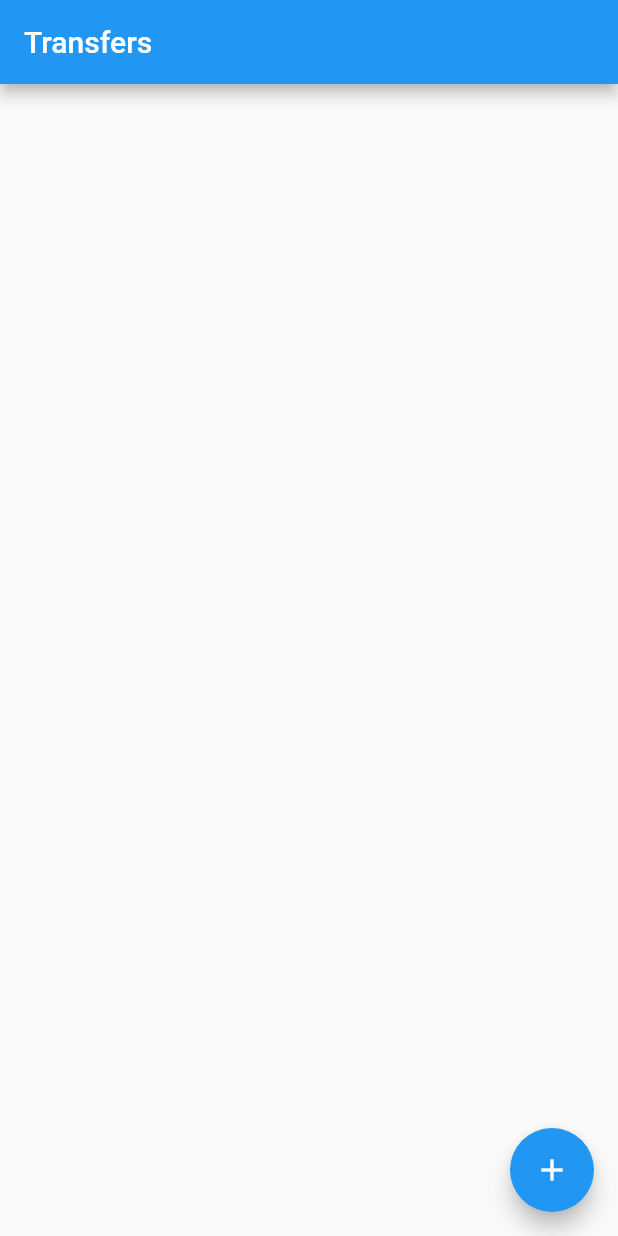
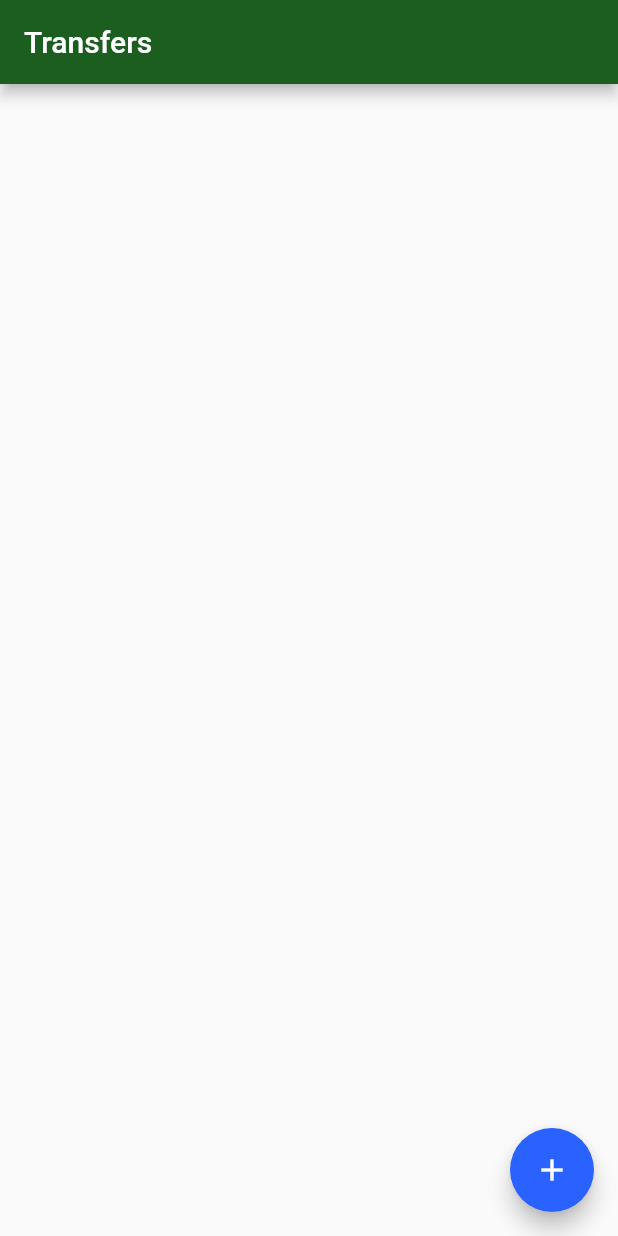
Before and after one commit to MagnunAVF/bytebank, a Flutter app: the screen it shows after launch, on a phone screen of 412 x 824 dp. Run offline on Flutter 3.47's test engine with Material 2 defaults, Android fonts, the phone set to English and light mode, and no system bars.

Commit message:
Add Theme data to app

```diff
--- a/lib/main.dart
+++ b/lib/main.dart
@@ -6,9 +6,15 @@ class BytebankApp extends StatelessWidget {
   @override
   Widget build(BuildContext context) {
     return MaterialApp(
-      home: Scaffold(
-        body: TransfersList(),
+      theme: ThemeData(
+        primaryColor: Colors.green[900],
+        accentColor: Colors.blueAccent[700],
+        buttonTheme: ButtonThemeData(
+          buttonColor: Colors.blueAccent[700],
+          textTheme: ButtonTextTheme.primary,
+        ),
       ),
+      home: TransfersList(),
     );
   }
 }
```
